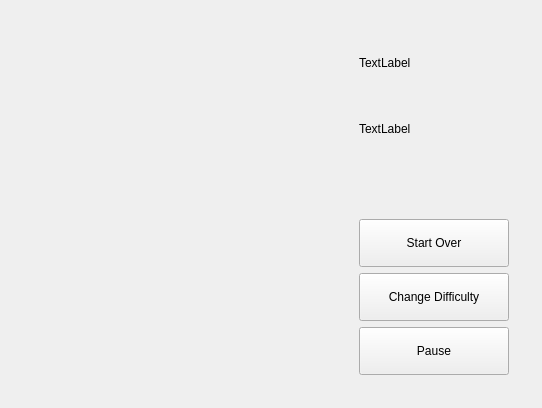
The window that MineSweep/mainwindow.ui (RalphExp/Qt5Game) describes before a commit, drawn with Qt 5.
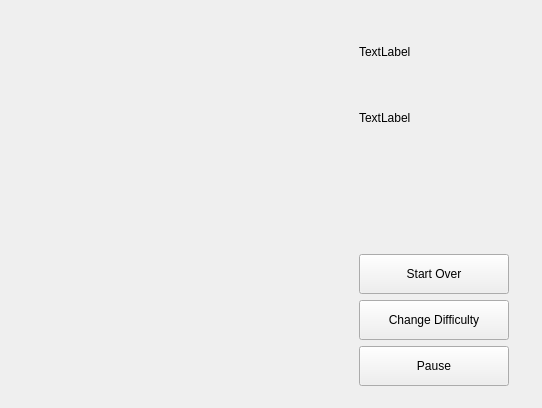
The same window after the commit. Custom widgets are drawn as their Qt base class.

```diff
--- a/MineSweep/mainwindow.ui
+++ b/MineSweep/mainwindow.ui
@@ -184,6 +184,12 @@
            </size>
           </property>
           <layout class="QVBoxLayout" name="verticalLayout">
+           <property name="topMargin">
+            <number>0</number>
+           </property>
+           <property name="bottomMargin">
+            <number>0</number>
+           </property>
            <item>
             <widget class="QLabel" name="flags">
              <property name="minimumSize">
@@ -234,7 +240,7 @@
              <property name="minimumSize">
               <size>
                <width>0</width>
-               <height>48</height>
+               <height>40</height>
               </size>
              </property>
              <property name="text">
@@ -253,7 +259,7 @@
              <property name="minimumSize">
               <size>
                <width>0</width>
-               <height>48</height>
+               <height>40</height>
               </size>
              </property>
              <property name="text">
@@ -272,7 +278,7 @@
              <property name="minimumSize">
               <size>
                <width>150</width>
-               <height>48</height>
+               <height>40</height>
               </size>
              </property>
              <property name="mouseTracking">
```
Left out of the diff: 2 changed lines with no effect on the pictures.
